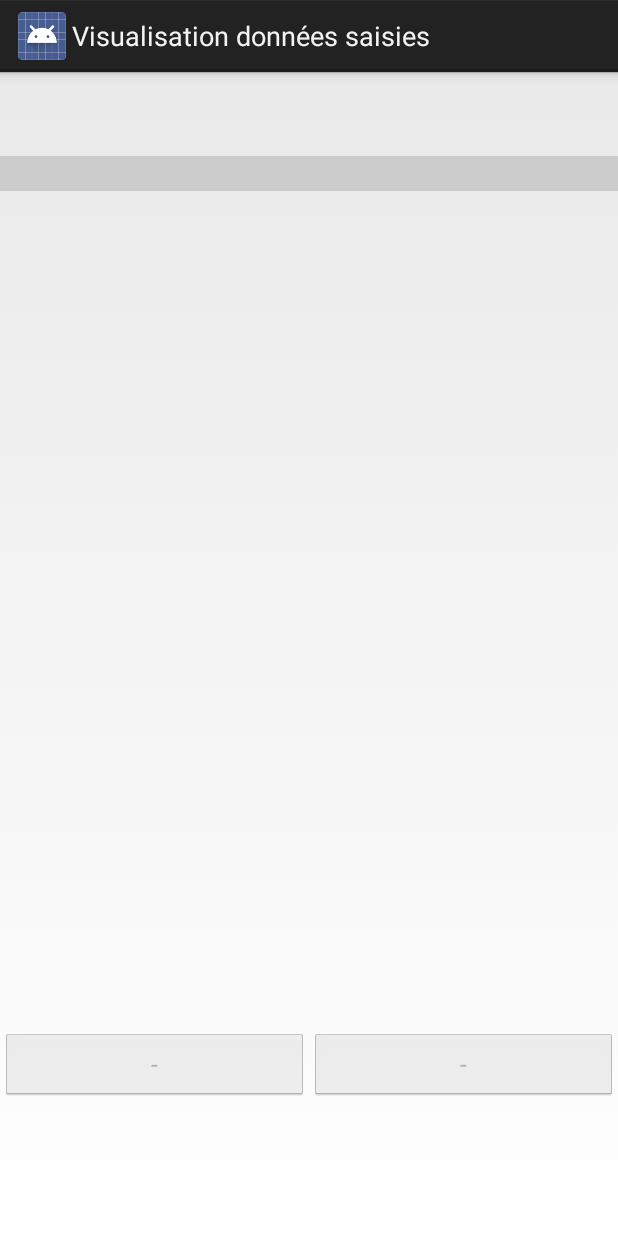
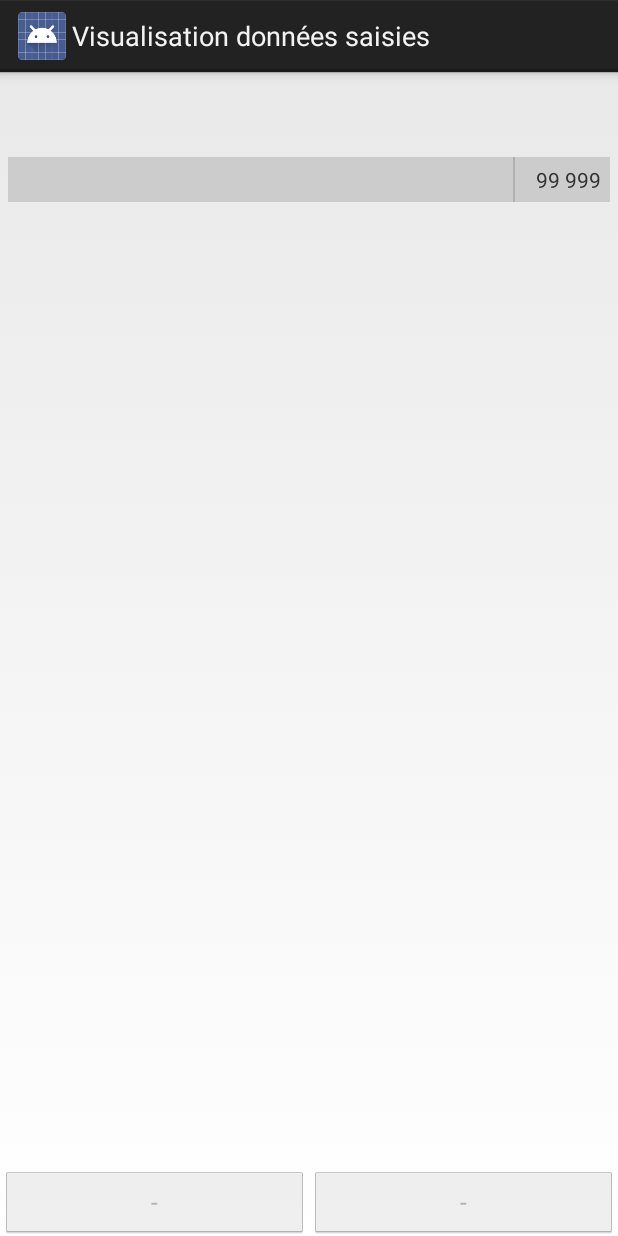
Before and after one commit to yeleman/SNIS-SMS, an Android app: the DataViewerActivity screen opened directly, with no data from a screen before it, on a phone screen of 412 x 824 dp. Run offline under Robolectric (Android 15) with nearby library versions, the light colour scheme and no system bars; 9 statements that could not run were skipped.

Commit message:
Styles pour la prévisualisation des données.

```diff
--- a/app/src/main/java/com/yeleman/snisrdcsms/DataViewerActivity.java
+++ b/app/src/main/java/com/yeleman/snisrdcsms/DataViewerActivity.java
@@ -162,7 +162,11 @@ public class DataViewerActivity extends CheckedFormActivity {
 
             String label = dataValue.getActualDataElement().getLabel();
             if (section.hasMultipleCategories()) {
-                label = String.format(Locale.FRANCE, "%1$s | %2$s", label, dataValue.getActualCategory().getLabel());
+                TextView labelCategoryTextView = (TextView) rowView.findViewById(R.id.tv_category_label);
+                labelCategoryTextView.setVisibility(View.VISIBLE);
+                labelCategoryTextView.setText(dataValue.getActualCategory().getLabel());
+                View barCategoryView = (View) rowView.findViewById(R.id.bar_category_view);
+                barCategoryView.setVisibility(View.VISIBLE);
             }
             labelTextView.setText(label);
             valueTextView.setText(dataValue.getDisplayValue());
--- a/app/src/main/res/layout/data_viewer.xml
+++ b/app/src/main/res/layout/data_viewer.xml
@@ -7,17 +7,21 @@
     android:orientation="vertical"
     tools:context="com.yeleman.snisrdcsms.DataViewerActivity"
     android:weightSum="1">
+
     <TextView
         android:id="@+id/tv_section_label"
-        style="@style/sectionLabel"
+        style="@style/textViewLabelVisual"
         android:lines="2"
         android:maxLines="2"
-        android:minLines="2"/>
+        android:minLines="2"
+        android:gravity="center" />
+
     <ScrollView
         android:layout_width="match_parent"
-        android:layout_height="370dp"
-        android:layout_marginBottom="5dp"
-        android:layout_weight="0.75">
+        android:layout_height="match_parent"
+        android:layout_weight="0.99"
+        android:layout_marginRight="5dp"
+        android:layout_marginLeft="5dp">
 
         <TableLayout
             android:id="@+id/tl_items"
@@ -26,26 +30,29 @@
 
         </TableLayout>
     </ScrollView>
+
     <LinearLayout
-        android:layout_weight="0.25"
         android:layout_width="match_parent"
-        android:layout_height="70dp"
-        android:orientation="horizontal">
+        android:orientation="horizontal"
+        android:layout_height="wrap_content"
+        android:weightSum="2">
+
+        <Button
+            android:layout_width="0dp"
+            android:textSize="16sp"
+            android:id="@+id/btn_previous"
+            android:layout_height="wrap_content"
+            android:layout_weight="1"
+            android:maxLines="1"
+            android:minLines="1" />
+
         <Button
             android:textSize="16sp"
-            android:lines="1"
+            android:id="@+id/btn_next"
+            android:layout_width="0dp"
+            android:layout_height="wrap_content"
             android:maxLines="1"
-            android:id="@+id/btn_previous"
-            android:layout_width="match_parent"
-            android:layout_height="wrap_content"
-            android:layout_weight="0.5" />
-        <Button
-            android:textSize="16sp"
-            android:lines="1"
-            android:maxLines="1"
-            android:id="@+id/btn_next"
-            android:layout_width="match_parent"
-            android:layout_height="wrap_content"
-            android:layout_weight="0.5"/>
+            android:minLines="1"
+            android:layout_weight="1" />
     </LinearLayout>
 </LinearLayout>
--- a/app/src/main/res/layout/data_viewer_singlerow.xml
+++ b/app/src/main/res/layout/data_viewer_singlerow.xml
@@ -2,17 +2,44 @@
 <TableRow xmlns:android="http://schemas.android.com/apk/res/android"
     android:orientation="vertical" android:layout_width="match_parent"
     android:layout_height="match_parent">
+
+
     <TextView
-        android:padding="2dp"
         android:id="@+id/tv_label"
-        android:layout_width="match_parent"
+        android:layout_width="0dp"
         android:layout_height="wrap_content"
-        android:layout_weight="0.7"/>
+        android:text="Cas suspects sdfjd djdjd kdkd dkkdknjdjdjd djdjd NFFJJ"
+        android:layout_weight=".8"
+        android:maxLines="1"
+        android:padding="5dp" />
+
+    <View style="@style/Divider"
+        android:id="@+id/bar_category_view"
+        android:visibility="gone" />
+
     <TextView
-        android:padding="2dp"
+        android:id="@+id/tv_category_label"
+        android:layout_width="0dp"
+        android:layout_height="wrap_content"
+        android:text="HAS"
+        android:layout_weight=".15"
+        android:maxLines="1"
+        android:padding="5dp"
+        android:visibility="gone"/>
+
+    <View style="@style/Divider"/>
+
+    <TextView
         android:id="@+id/tv_value"
-        android:layout_width="match_parent"
         android:layout_height="wrap_content"
-        android:gravity="center"
-        android:layout_weight="0.3"/>
+        android:layout_width="0dp"
+        android:text="99 999"
+        android:gravity="right"
+        android:maxLines="1"
+        android:maxWidth="60dp"
+        android:minWidth="60dp"
+        android:layout_weight=".15"
+        android:paddingBottom="5dp"
+        android:paddingTop="5dp"
+        android:paddingRight="5dp" />
 </TableRow>
--- a/app/src/main/res/values/styles.xml
+++ b/app/src/main/res/values/styles.xml
@@ -13,10 +13,12 @@
         <item name="android:layout_marginTop">15dp</item>
         <item name="android:layout_marginLeft">1dp</item>
     </style>
-    <style name="sectionLabel">
-        <item name="android:layout_width">match_parent</item>
-        <item name="android:layout_height">wrap_content</item>
-        <item name="android:linksClickable">false</item>
+
+    <style name="textViewLabelVisual" parent="textViewLabel">
+        <item name="android:layout_marginTop">1dp</item>
+    </style>
+
+    <style name="sectionLabel" parent="textViewLabel">
         <item name="android:textAppearance">?android:attr/textAppearanceMedium</item>
         <item name="android:layout_marginTop">10dp</item>
         <item name="android:gravity">center</item>
@@ -46,4 +48,11 @@
         <item name="android:layout_height">wrap_content</item>
         <item name="android:layout_margin">10dp</item>
     </style>
+
+    <style name="Divider">
+        <item name="android:layout_width">1dip</item>
+        <item name="android:layout_height">match_parent</item>
+        <item name="android:background">#2a292929</item>
+    </style>
+
 </resources>
```
